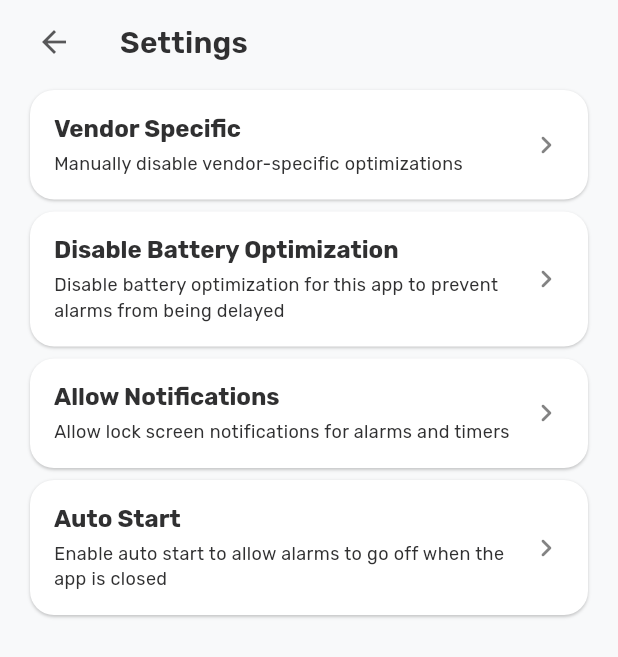
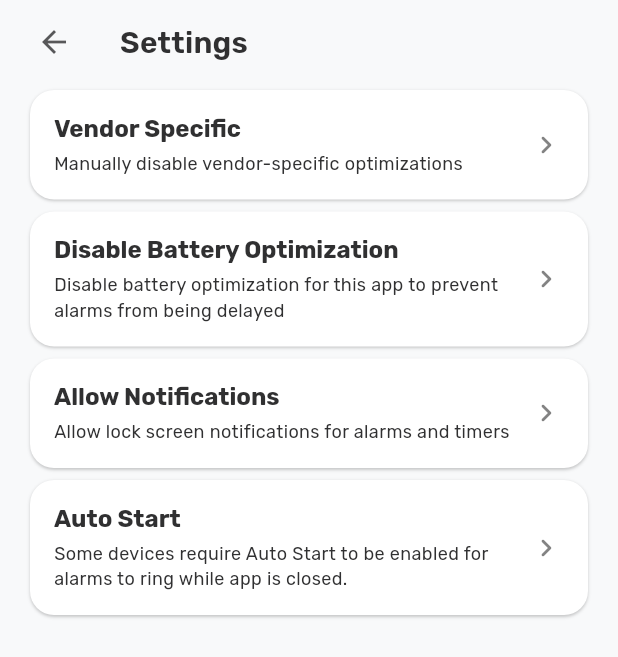
Before and after one commit to vicolo-dev/chrono, a Flutter app: the SettingGroupScreen screen opened directly, on a phone screen of 412 x 824 dp. Shown: the top 657 px of the screen. Run offline on Flutter 3.47's test engine with Material 3 defaults, Android fonts, the phone set to English and light mode, and no system bars; our stand-ins replace awesome_notifications, flutter_html, flutter_slidable, get_storage, introduction_screen, just_audio and 5 more; missing offline and left inert: android_alarm_manager_plus, app_settings, audio_session, auto_start_flutter, flex_color_picker, flex_seed_scheme and 9 more; accounts and stored records are empty; statements that could not run were skipped.

```diff
--- a/lib/settings/data/settings_schema.dart
+++ b/lib/settings/data/settings_schema.dart
@@ -108,7 +108,7 @@ SettingGroup appSettings = SettingGroup(
             (context) async {
               try {
                 //check auto-start availability.
-                var test = await isAutoStartAvailable ?? false;
+                var test = (await isAutoStartAvailable) ?? false;
                 //if available then navigate to auto-start setting page.
                 if (test) {
                   await getAutoStartPermission();
@@ -136,7 +136,7 @@ SettingGroup appSettings = SettingGroup(
               }
             },
             description:
-                "Enable auto start to allow alarms to go off when the app is closed",
+                "Some devices require Auto Start to be enabled for alarms to ring while app is closed.",
           )
         ]),
       ],
```
Also changed, not shown: 1 other file.
